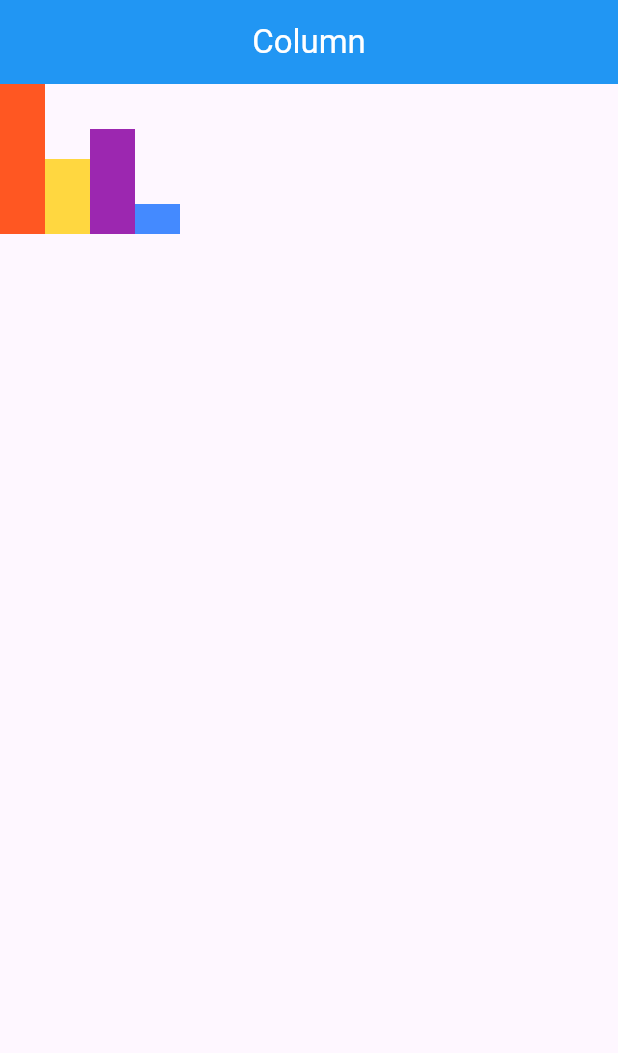
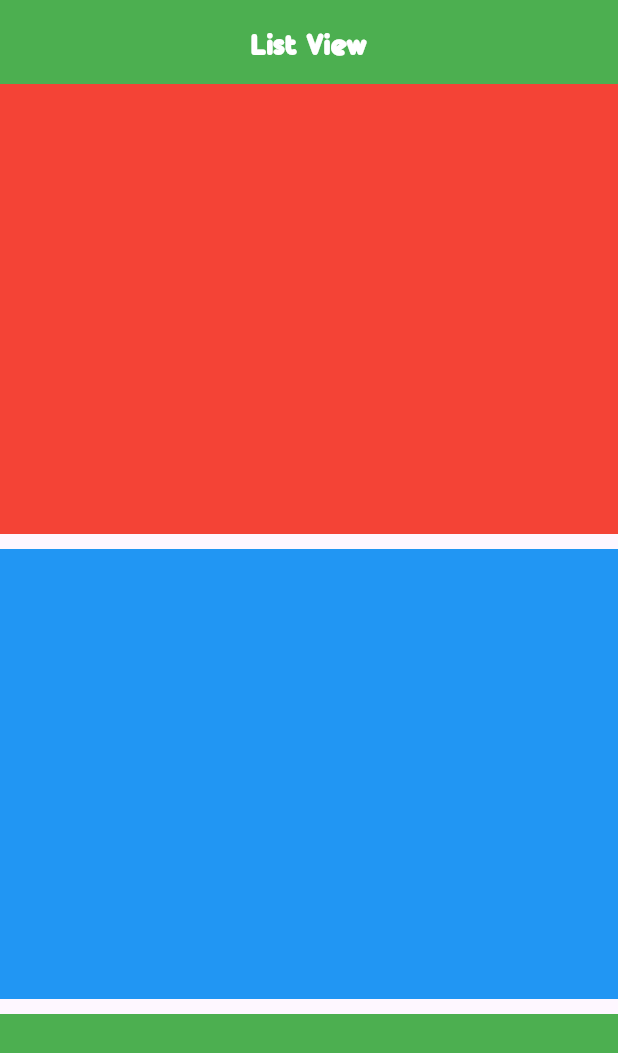
Before and after one commit to dandi-maulana/learn_flutter, a Flutter app: the screen it shows after launch, on a phone screen of 412 x 824 dp. Shown: the top 1053 px of the screen. Run offline on Flutter 3.47's test engine with Material 3 defaults, Android fonts, the phone set to English and light mode, and no system bars.

Commit message:
learn List View

```diff
--- a/lib/main.dart
+++ b/lib/main.dart
@@ -1,11 +1,18 @@
 import 'package:flutter/material.dart';
 
-main() {
-  runApp(MyWidget());
+void main() {
+  runApp(MyApp());
 }
 
-class MyWidget extends StatelessWidget {
-  const MyWidget({super.key});
+class MyApp extends StatelessWidget {
+  MyApp({super.key});
+
+  final List<Color> mycolor = [
+    Colors.red,
+    Colors.blue,
+    Colors.green,
+    Colors.purple,
+  ];
 
   @override
   Widget build(BuildContext context) {
@@ -13,19 +20,25 @@ class MyWidget extends StatelessWidget {
       debugShowCheckedModeBanner: false,
       home: Scaffold(
         appBar: AppBar(
-          title: Text("Column", style: TextStyle(color: Colors.white)),
-          backgroundColor: Colors.blue,
+          title: Text(
+            'List View',
+            style: TextStyle(
+              fontSize: 20,
+              fontFamily: "Boldyguard",
+              color: Colors.white,
+            ),
+          ),
           centerTitle: true,
+          backgroundColor: Colors.green,
         ),
-        body: Row(
-          mainAxisAlignment: MainAxisAlignment.start,
-          crossAxisAlignment: CrossAxisAlignment.end,
-          children: [
-            Container(width: 30, height: 100, color: Colors.deepOrange),
-            Container(width: 30, height: 50, color: Colors.amberAccent),
-            Container(width: 30, height: 70, color: Colors.purple),
-            Container(width: 30, height: 20, color: Colors.blueAccent),
-          ],
+        body: ListView.separated(
+          separatorBuilder: (context, index) {
+            return Container(height: 10);
+          },
+          itemCount: mycolor.length, // scrollDirection: Axis.horizontal,
+          itemBuilder: (context, index) {
+            return Container(height: 300, color: mycolor[index]);
+          },
         ),
       ),
     );
```
